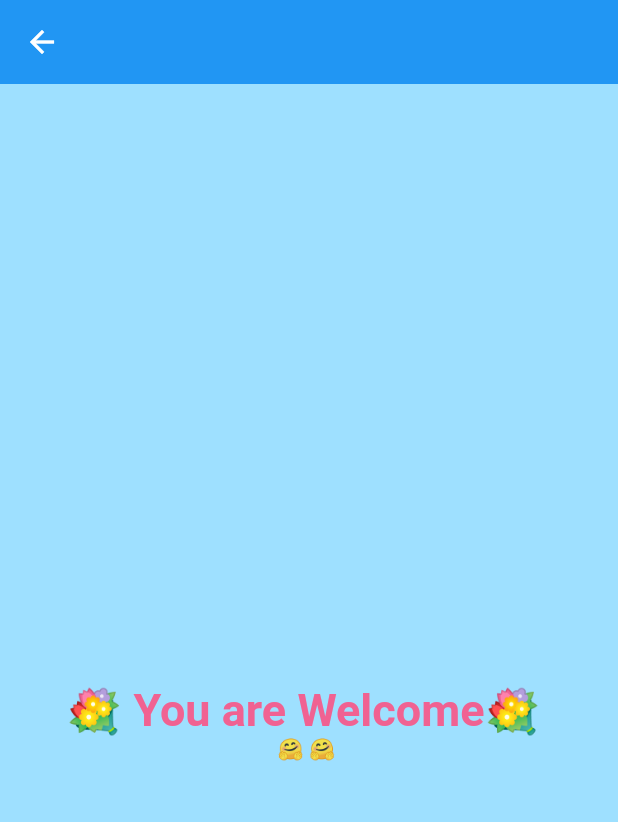
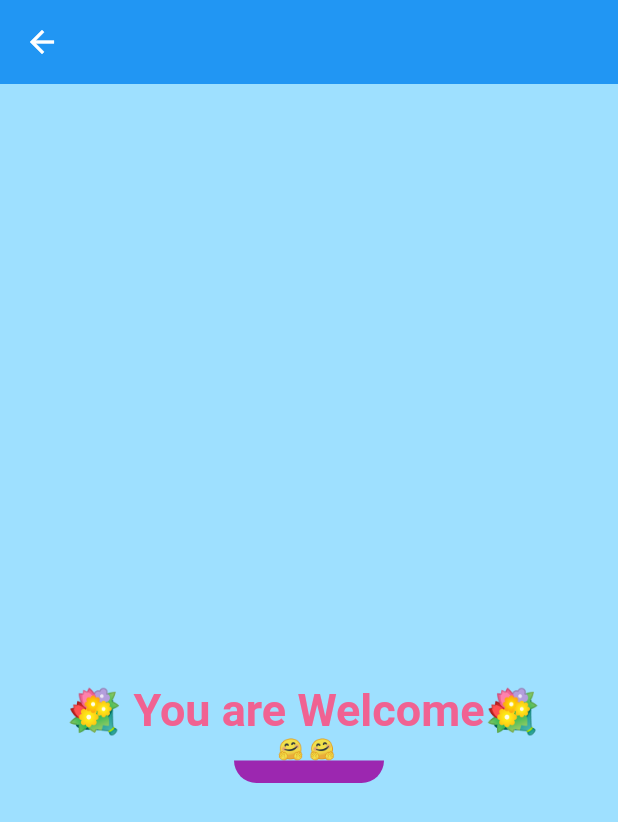
Before and after one commit to Gowsalyanatraj/LoginUi, a Flutter app: the SigIn screen opened directly, on a phone screen of 412 x 824 dp. Shown: the top 822 px of the screen. Run offline on Flutter 3.47's test engine with Material 2 defaults, Android fonts, the phone set to English and light mode, and no system bars.

Commit message:
style:line style

```diff
--- a/lib/pages/sig_in.dart
+++ b/lib/pages/sig_in.dart
@@ -23,7 +23,18 @@ class SigIn extends StatelessWidget {
                     color: Colors.pink.shade300),
               ),
               Column(
-                children: [Text('🤗 🤗 ')],
+                children: [
+                  Text('🤗 🤗 '),
+                  Container(
+                    height: 15,
+                    width: 100,
+                    decoration: BoxDecoration(
+                        color: Colors.purple,
+                        borderRadius: BorderRadius.only(
+                            bottomLeft: Radius.circular(20),
+                            bottomRight: Radius.circular(20))),
+                  )
+                ],
               )
             ]),
           ),
```
